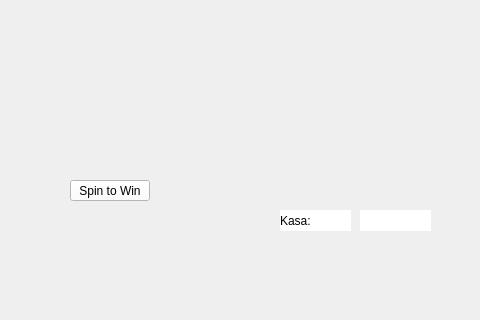
First picture: the form in mainwindow.ui, repository PSPMonster/QtRouletteGame, before the edit; both pictures show x 220 to 700 and y 230 to 550 of the 700 by 550 pixel window.
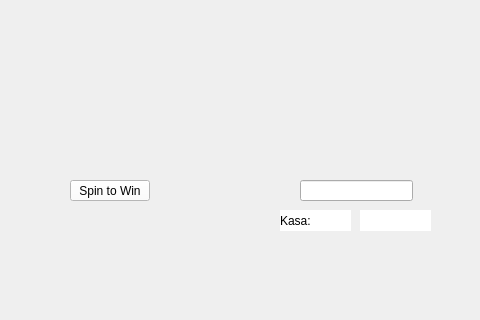
Second picture: the form after the edit. Icons and pictures are not drawn.

Patch:
```diff
--- a/mainwindow.ui
+++ b/mainwindow.ui
@@ -221,6 +221,16 @@
      <string>Czerwone</string>
     </property>
    </widget>
+   <widget class="QLineEdit" name="lineEdit">
+    <property name="geometry">
+     <rect>
+      <x>520</x>
+      <y>410</y>
+      <width>113</width>
+      <height>21</height>
+     </rect>
+    </property>
+   </widget>
   </widget>
  </widget>
  <resources>
```
